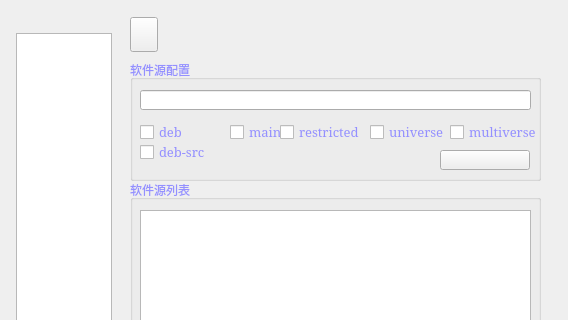
The window that ui/confw.ui (UbuntuKylin/kylin-software-center) describes before a commit, drawn with Qt 5; both pictures show x 0 to 568 and y 0 to 320 of the 568 by 480 pixel window.
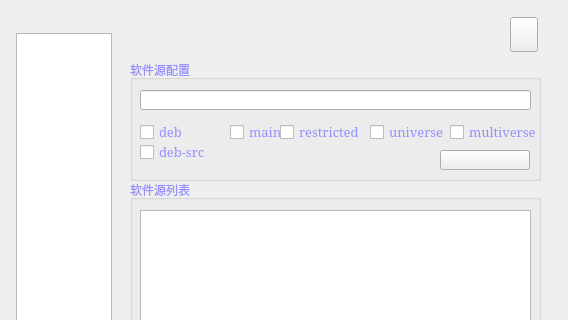
The same window after the commit.

Patch:
```diff
--- a/ui/confw.ui
+++ b/ui/confw.ui
@@ -460,7 +460,7 @@
   <widget class="QPushButton" name="btnClose">
    <property name="geometry">
     <rect>
-     <x>130</x>
+     <x>510</x>
      <y>17</y>
      <width>28</width>
      <height>35</height>
```
